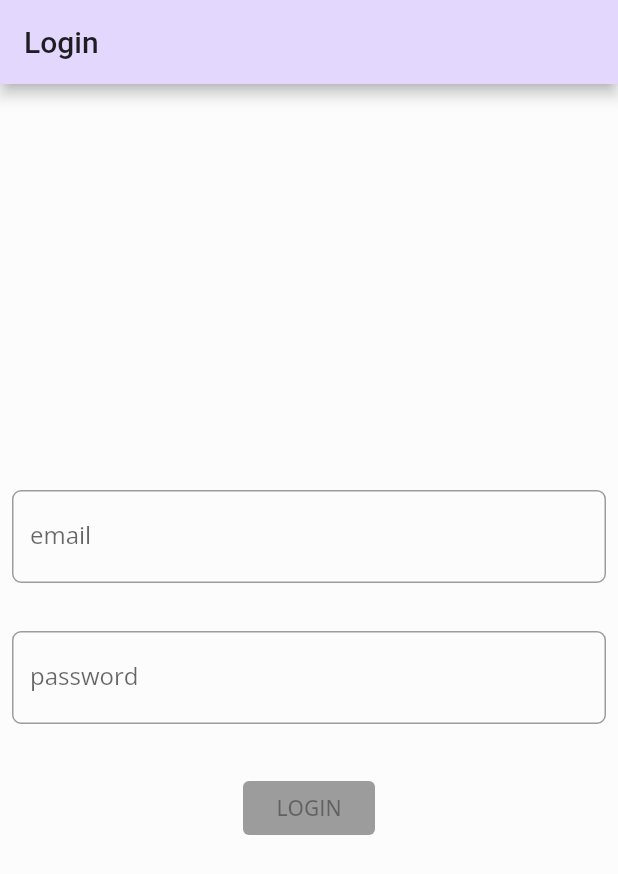
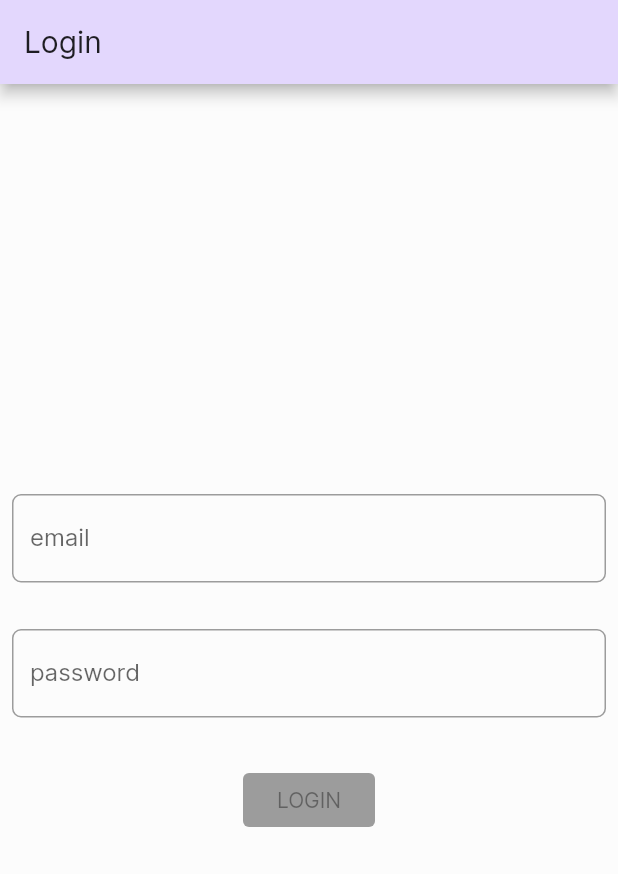
Before and after one commit to morisoinc/intra, a Flutter app: the screen it shows after launch, on a phone screen of 412 x 824 dp. Shown: the top 874 px of the screen. Run offline on Flutter 3.47's test engine with Material 2 defaults, Android fonts, the phone set to English and light mode, and no system bars; our stand-ins replace bloc, cloud_firestore, equatable, firebase_auth, flutter_bloc, flutter_svg and 3 more; missing offline and left inert: flutter_cubit, pedantic; accounts and stored records are empty.

Commit message:
setting up the intra font throughout the app

```diff
--- a/lib/theme.dart
+++ b/lib/theme.dart
@@ -26,7 +26,7 @@ const white2 = Color(0xFFF3F5FE);
 
 
 final theme = ThemeData(
-  textTheme: GoogleFonts.openSansTextTheme(),
+  fontFamily: 'Inter',
   primaryColorDark: purple4,
   primaryColorLight: purple3,
   primaryColor: purple2,
```
Also changed, not shown: pubspec.yaml (+8 -33 lines), fonts/Inter-Bold.ttf (added), fonts/Inter-Regular.ttf (added), fonts/Inter-SemiBold.ttf (added), pubspec.lock.
